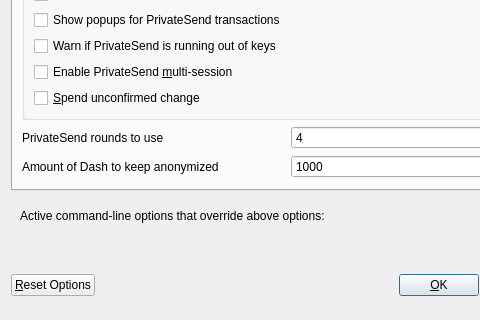
First picture: the form in src/qt/forms/optionsdialog.ui, repository devilking6105/HTH, before the edit; both pictures show x 0 to 480 and y 143 to 463 of the 576 by 463 pixel window.
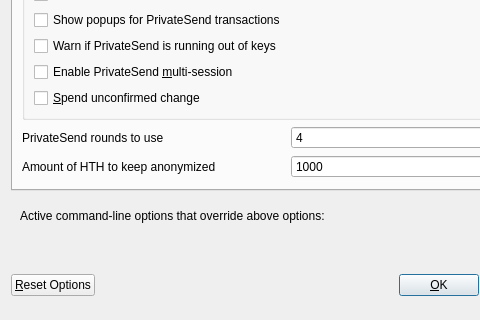
Second picture: the form after the edit. The open tabs and pages were chosen to show the change. Custom widgets are drawn as their Qt base class.

The edit to the form file:
```diff
--- a/src/qt/forms/optionsdialog.ui
+++ b/src/qt/forms/optionsdialog.ui
@@ -263,7 +263,7 @@
             <string notr="true"/>
            </property>
            <property name="text">
-            <string>Amount of Dash to keep anonymized</string>
+            <string>Amount of HTH to keep anonymized</string>
            </property>
           </widget>
          </item>
```
